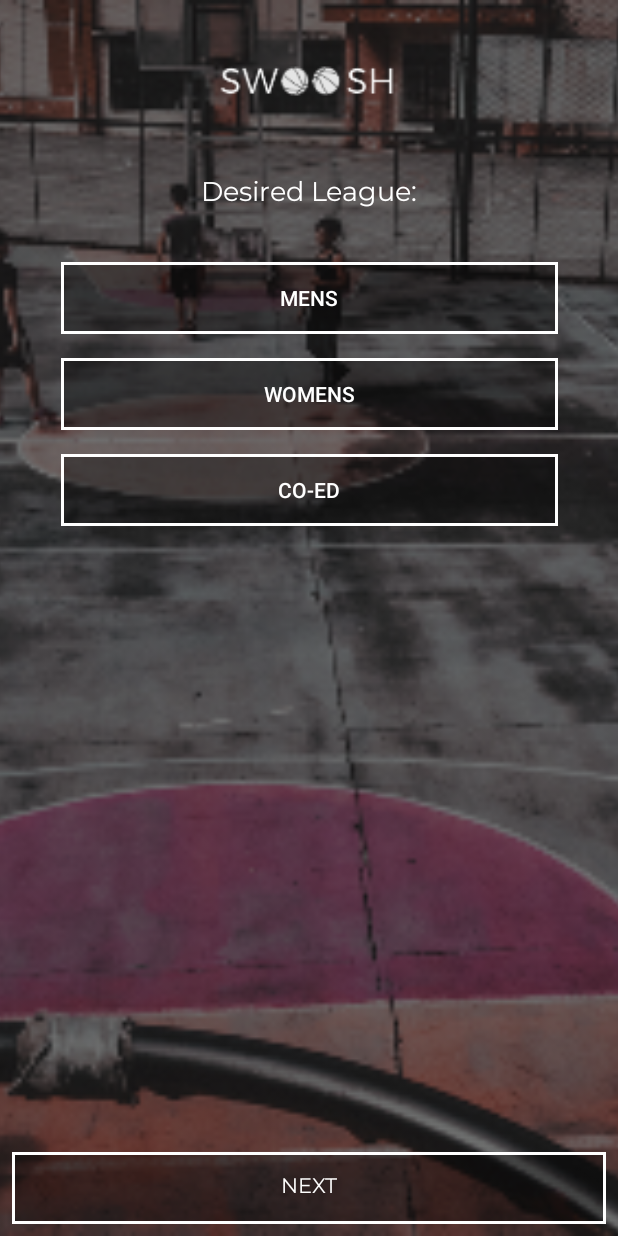
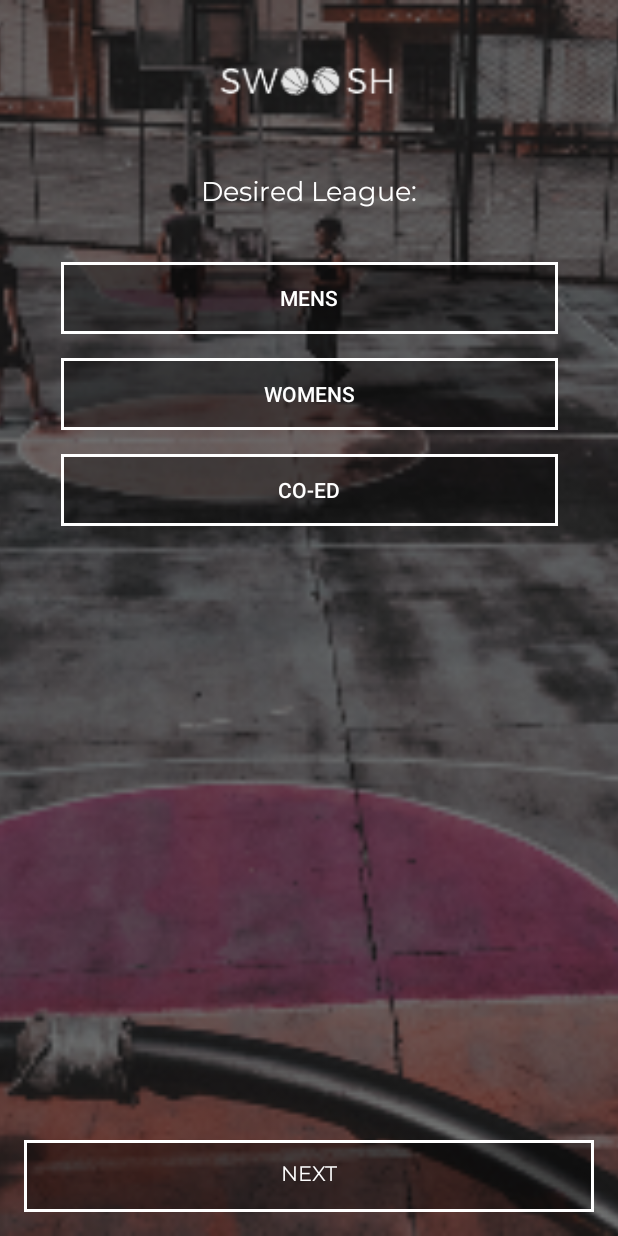
Before and after one commit to rklaumbach/Swoosh, an Android app: the screen it shows after launch (LeagueActivity), after a tap on "GET STARTED", on a phone screen of 412 x 824 dp. Run offline under Robolectric (Android 15) with nearby library versions, the phone set to English and light mode, and no system bars.

Commit message:
lesson 4

```diff
--- a/app/src/main/AndroidManifest.xml
+++ b/app/src/main/AndroidManifest.xml
@@ -9,6 +9,10 @@
             android:roundIcon="@mipmap/ic_launcher_round"
             android:supportsRtl="true"
             android:theme="@style/AppTheme">
+        <activity android:name=".SkillActivity">
+        </activity>
+        <activity android:name=".BaseActivity">
+        </activity>
         <activity android:name=".LeagueActivity">
         </activity>
         <activity android:name=".MainActivity">
--- /dev/null
+++ b/app/src/main/java/com/example/swoosh/BaseActivity.kt
@@ -0,0 +1,47 @@
+package com.example.swoosh
+
+import android.support.v7.app.AppCompatActivity
+import android.os.Bundle
+import android.util.Log
+
+open class BaseActivity : AppCompatActivity() {
+
+    val TAG = "LifeCycle"
+
+
+    override fun onCreate(savedInstanceState: Bundle?) {
+        Log.d(TAG, "${javaClass.simpleName} OnCreate")
+        super.onCreate(savedInstanceState)
+    }
+
+    override fun onStart() {
+        Log.d(TAG, "${javaClass.simpleName} OnStart")
+        super.onStart()
+    }
+
+    override fun onResume() {
+        Log.d(TAG, "${javaClass.simpleName} OnResume")
+        super.onResume()
+    }
+
+    override fun onPause() {
+        Log.d(TAG, "${javaClass.simpleName} OnPause")
+        super.onPause()
+    }
+
+    override fun onStop() {
+        Log.d(TAG, "${javaClass.simpleName} OnStop")
+        super.onStop()
+    }
+
+    override fun onRestart() {
+        Log.d(TAG, "${javaClass.simpleName} OnRestart")
+        super.onRestart()
+    }
+
+    override fun onDestroy() {
+        Log.d(TAG, "${javaClass.simpleName} OnDestroy")
+        super.onDestroy()
+    }
+
+}
--- a/app/src/main/java/com/example/swoosh/LeagueActivity.kt
+++ b/app/src/main/java/com/example/swoosh/LeagueActivity.kt
@@ -1,12 +1,19 @@
 package com.example.swoosh
 
+import android.content.Intent
 import android.support.v7.app.AppCompatActivity
 import android.os.Bundle
+import android.view.View
 
-class LeagueActivity : AppCompatActivity() {
+class LeagueActivity : BaseActivity() {
 
     override fun onCreate(savedInstanceState: Bundle?) {
         super.onCreate(savedInstanceState)
         setContentView(R.layout.activity_league)
     }
+
+    fun leagueNextClicked(view: View){
+        val skillActivity = Intent(this, SkillActivity::class.java)
+        startActivity(skillActivity)
+    }
 }
--- a/app/src/main/java/com/example/swoosh/MainActivity.kt
+++ b/app/src/main/java/com/example/swoosh/MainActivity.kt
@@ -5,7 +5,7 @@ import android.support.v7.app.AppCompatActivity
 import android.os.Bundle
 import kotlinx.android.synthetic.main.activity_main.*
 
-class MainActivity : AppCompatActivity() {
+class MainActivity : BaseActivity() {
 
     override fun onCreate(savedInstanceState: Bundle?) {
         super.onCreate(savedInstanceState)
--- a/app/src/main/res/layout/activity_league.xml
+++ b/app/src/main/res/layout/activity_league.xml
@@ -61,8 +61,10 @@
             android:text="@string/next"
             android:layout_width="0dp"
             android:layout_height="wrap_content"
-            android:id="@+id/button2" app:layout_constraintStart_toStartOf="parent" android:layout_marginStart="8dp"
-            app:layout_constraintEnd_toEndOf="parent" android:layout_marginEnd="8dp" android:layout_marginBottom="8dp"
+            android:id="@+id/leagueNextBtn" app:layout_constraintStart_toStartOf="parent"
+            android:layout_marginStart="16dp"
+            app:layout_constraintEnd_toEndOf="parent" android:layout_marginEnd="16dp" android:layout_marginBottom="16dp"
             app:layout_constraintBottom_toBottomOf="@+id/imageView3" android:background="@drawable/swoosh_button"
-            android:fontFamily="@font/montserrat" android:textColor="@color/colorAccent"/>
+            android:fontFamily="@font/montserrat" android:textColor="@color/colorAccent"
+            android:onClick="leagueNextClicked"/>
 </android.support.constraint.ConstraintLayout>
--- a/app/src/main/res/layout/activity_main.xml
+++ b/app/src/main/res/layout/activity_main.xml
@@ -53,8 +53,9 @@
             android:text="@string/get_started"
             android:layout_width="0dp"
             android:layout_height="wrap_content"
-            android:id="@+id/getStartedBtn" app:layout_constraintStart_toStartOf="parent" android:layout_marginStart="8dp"
-            app:layout_constraintEnd_toEndOf="parent" android:layout_marginEnd="8dp" android:layout_marginBottom="8dp"
+            android:id="@+id/getStartedBtn" app:layout_constraintStart_toStartOf="parent"
+            android:layout_marginStart="16dp"
+            app:layout_constraintEnd_toEndOf="parent" android:layout_marginEnd="16dp" android:layout_marginBottom="16dp"
             app:layout_constraintBottom_toBottomOf="@+id/imageView" android:fontFamily="@font/montserrat"
             android:textSize="14sp" android:textColor="@color/colorAccent"
             android:background="@drawable/swoosh_button"/>
--- a/app/src/main/res/values/strings.xml
+++ b/app/src/main/res/values/strings.xml
@@ -12,4 +12,8 @@
     <string name="find_a_team_in_your_city_and_dominate_the_league">Find a team in your city and dominate the league
     </string>
     <string name="get_started">GET STARTED</string>
+    <string name="i_am_a">I am a:</string>
+    <string name="beginner">Beginner</string>
+    <string name="baller">Baller</string>
+    <string name="finish">Finish</string>
 </resources>
```
Also changed, not shown: app/src/main/java/com/example/swoosh/SkillActivity.kt (added, +12 -0 lines), app/src/main/res/layout/activity_skill.xml (added, +62 -0 lines).
